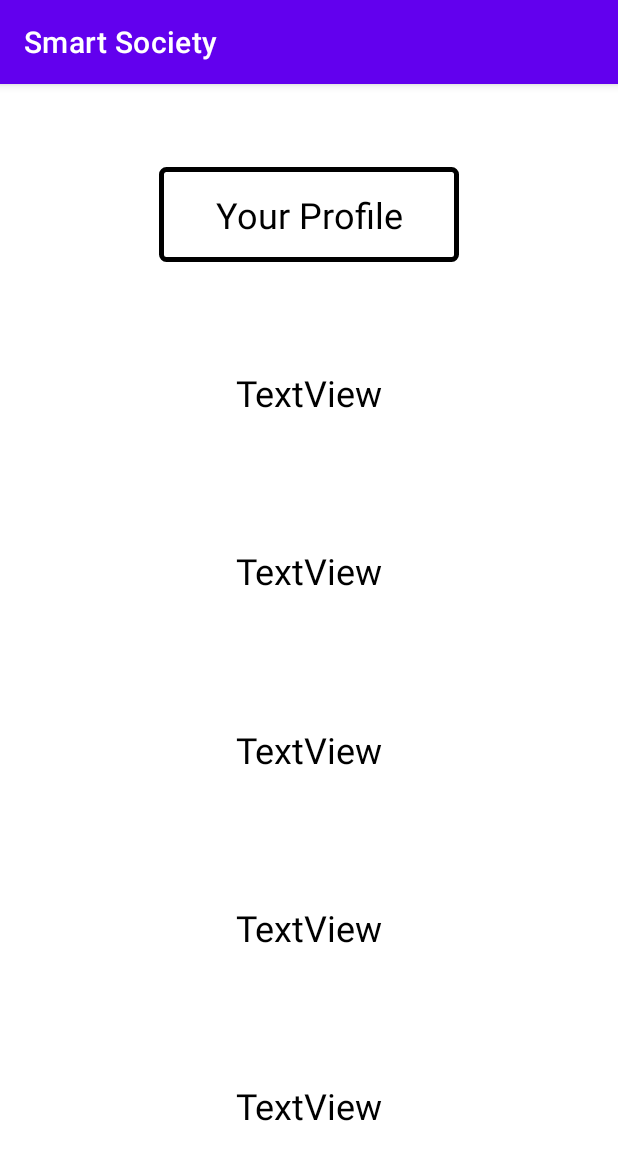
After one commit to Mahesh0911/SmartSociety, an Android app: the profileActivity screen opened directly, with no data from a screen before it, on a phone screen of 412 x 824 dp. The commit adds this screen. Shown: the top 1160 px of the screen. Run offline under Robolectric (Android 15) with nearby library versions, the phone set to English and light mode, and no system bars.

```diff
--- a/app/src/main/AndroidManifest.xml
+++ b/app/src/main/AndroidManifest.xml
@@ -12,6 +12,13 @@
         android:supportsRtl="true"
         android:theme="@style/Theme.SmartSociety"
         tools:targetApi="31">
+        <activity
+            android:name=".profileActivity"
+            android:exported="false">
+            <meta-data
+                android:name="android.app.lib_name"
+                android:value="" />
+        </activity>
         <activity
             android:name=".myFamily"
             android:exported="false">
--- a/app/src/main/java/com/example/smartsociety/Dashboard.java
+++ b/app/src/main/java/com/example/smartsociety/Dashboard.java
@@ -67,8 +67,12 @@ public class Dashboard extends AppCompatActivity {
             @Override
             public boolean onNavigationItemSelected(@NonNull MenuItem item) {
                 switch(item.getItemId()){
-                    case R.id.notificationSetting:
-                        Toast.makeText(Dashboard.this, "Notification Settings", Toast.LENGTH_SHORT).show();
+                    case R.id.profile:
+                        Toast.makeText(Dashboard.this, "Your Profile", Toast.LENGTH_SHORT).show();
+                        Intent inten=new Intent(Dashboard.this,profileActivity.class);
+                        inten.putExtra(extraName,eml);
+                        startActivity(inten);
+
                         break;
                     case R.id.changePass:
                         Toast.makeText(Dashboard.this, "Change Password", Toast.LENGTH_SHORT).show();
--- /dev/null
+++ b/app/src/main/java/com/example/smartsociety/profileActivity.java
@@ -0,0 +1,19 @@
+package com.example.smartsociety;
+
+import androidx.appcompat.app.AppCompatActivity;
+
+import android.content.Intent;
+import android.os.Bundle;
+import android.security.identity.CipherSuiteNotSupportedException;
+
+public class profileActivity extends AppCompatActivity {
+
+    @Override
+    protected void onCreate(Bundle savedInstanceState) {
+        super.onCreate(savedInstanceState);
+        setContentView(R.layout.activity_profile);
+        Intent intent=getIntent();
+        String eml=intent.getStringExtra(Dashboard.extraName);
+
+    }
+}
--- /dev/null
+++ b/app/src/main/res/layout/activity_profile.xml
@@ -0,0 +1,105 @@
+<?xml version="1.0" encoding="utf-8"?>
+<androidx.constraintlayout.widget.ConstraintLayout xmlns:android="http://schemas.android.com/apk/res/android"
+    xmlns:app="http://schemas.android.com/apk/res-auto"
+    xmlns:tools="http://schemas.android.com/tools"
+    android:layout_width="match_parent"
+    android:layout_height="match_parent"
+    tools:context=".profileActivity">
+
+    <TextView
+        android:id="@+id/textView9"
+        android:layout_width="300dp"
+        android:layout_height="wrap_content"
+        android:gravity="center"
+        android:padding="15dp"
+        android:text="TextView"
+        android:textColor="#000000"
+        android:textSize="24sp"
+        app:layout_constraintBottom_toTopOf="@+id/textView10"
+        app:layout_constraintEnd_toEndOf="parent"
+        app:layout_constraintHorizontal_bias="0.501"
+        app:layout_constraintStart_toStartOf="parent"
+        app:layout_constraintTop_toBottomOf="@+id/textView14"
+        app:layout_constraintVertical_bias="0.5" />
+
+    <TextView
+        android:id="@+id/textView10"
+        android:layout_width="300dp"
+        android:layout_height="wrap_content"
+        android:gravity="center"
+        android:padding="15dp"
+        android:text="TextView"
+        android:textColor="#000000"
+        android:textSize="24sp"
+        app:layout_constraintBottom_toTopOf="@+id/textView11"
+        app:layout_constraintEnd_toEndOf="parent"
+        app:layout_constraintHorizontal_bias="0.5"
+        app:layout_constraintStart_toStartOf="parent"
+        app:layout_constraintTop_toBottomOf="@+id/textView9"
+        app:layout_constraintVertical_bias="0.5" />
+
+    <TextView
+        android:id="@+id/textView11"
+        android:layout_width="300dp"
+        android:layout_height="wrap_content"
+        android:gravity="center"
+        android:padding="15dp"
+        android:text="TextView"
+        android:textColor="#000000"
+        android:textSize="24sp"
+        app:layout_constraintBottom_toTopOf="@+id/textView12"
+        app:layout_constraintEnd_toEndOf="parent"
+        app:layout_constraintHorizontal_bias="0.5"
+        app:layout_constraintStart_toStartOf="parent"
+        app:layout_constraintTop_toBottomOf="@+id/textView10"
+        app:layout_constraintVertical_bias="0.5" />
+
+    <TextView
+        android:id="@+id/textView12"
+        android:layout_width="300dp"
+        android:layout_height="wrap_content"
+        android:gravity="center"
+        android:padding="15dp"
+        android:text="TextView"
+        android:textColor="#000000"
+        android:textSize="24sp"
+        app:layout_constraintBottom_toTopOf="@+id/textView13"
+        app:layout_constraintEnd_toEndOf="parent"
+        app:layout_constraintHorizontal_bias="0.5"
+        app:layout_constraintStart_toStartOf="parent"
+        app:layout_constraintTop_toBottomOf="@+id/textView11"
+        app:layout_constraintVertical_bias="0.5" />
+
+    <TextView
+        android:id="@+id/textView13"
+        android:layout_width="300dp"
+        android:layout_height="wrap_content"
+        android:gravity="center"
+        android:padding="15dp"
+        android:text="TextView"
+        android:textColor="#000000"
+        android:textSize="24sp"
+        app:layout_constraintBottom_toBottomOf="parent"
+        app:layout_constraintEnd_toEndOf="parent"
+        app:layout_constraintHorizontal_bias="0.5"
+        app:layout_constraintStart_toStartOf="parent"
+        app:layout_constraintTop_toBottomOf="@+id/textView12"
+        app:layout_constraintVertical_bias="0.5" />
+
+    <TextView
+        android:id="@+id/textView14"
+        android:layout_width="200dp"
+        android:layout_height="wrap_content"
+        android:gravity="center"
+        android:padding="15dp"
+        android:text="Your Profile"
+        android:textColor="#000000"
+        android:textSize="24sp"
+        android:background="@drawable/styles"
+        app:layout_constraintBottom_toTopOf="@+id/textView9"
+        app:layout_constraintEnd_toEndOf="parent"
+        app:layout_constraintHorizontal_bias="0.5"
+        app:layout_constraintStart_toStartOf="parent"
+        app:layout_constraintTop_toTopOf="parent"
+        app:layout_constraintVertical_bias="0.5" />
+</androidx.constraintlayout.widget.ConstraintLayout>
--- a/app/src/main/res/menu/sidebar_menu.xml
+++ b/app/src/main/res/menu/sidebar_menu.xml
@@ -2,8 +2,8 @@
 <menu xmlns:app="http://schemas.android.com/apk/res-auto"
     xmlns:android="http://schemas.android.com/apk/res/android">
     <group android:checkableBehavior="single">
-        <item android:id="@+id/notificationSetting"
-            android:title="Notification Settings"
+        <item android:id="@+id/profile"
+            android:title="Your Profile"
             android:padding="5dp"
             android:icon="@drawable/ic_baseline_edit_notifications_24"
             />
```
